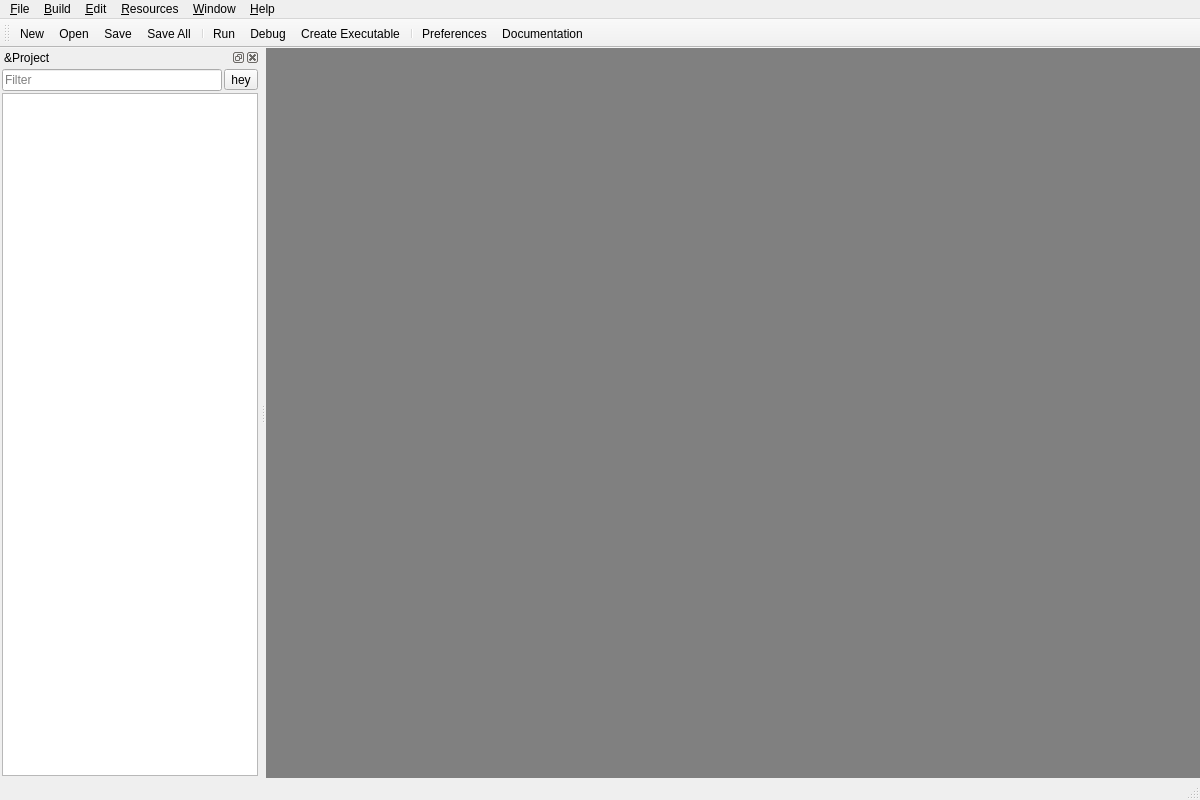
This is MainWindow.ui in enigma-dev/RadialGM as Qt 5 draws it before an edit. The edited form follows.
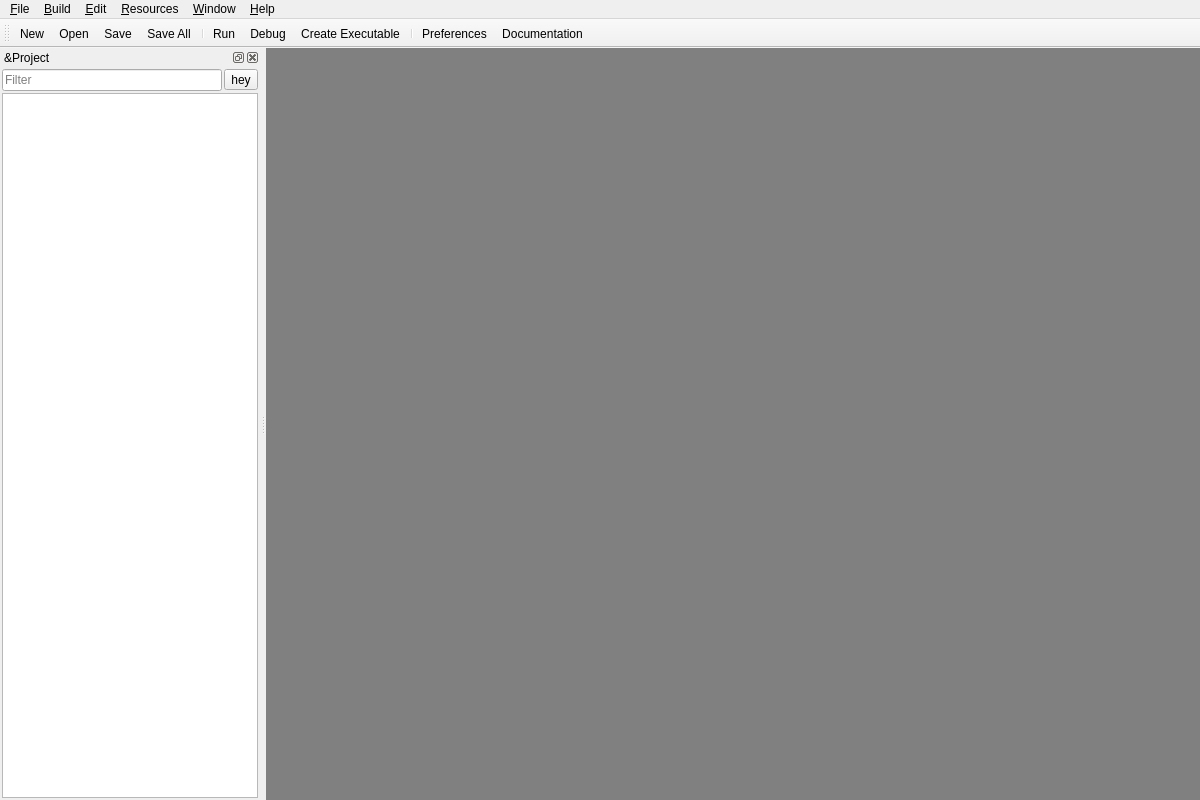
This is the edited form. Icons and pictures are not drawn.

Commit message: move status bar to editors

The edit to the form file:
```diff
--- a/MainWindow.ui
+++ b/MainWindow.ui
@@ -285,7 +285,6 @@
     </layout>
    </widget>
   </widget>
-  <widget class="QStatusBar" name="statusBar"/>
   <action name="actionNew">
    <property name="icon">
     <iconset resource="images.qrc">
```
The commit also changes 3 other files.
